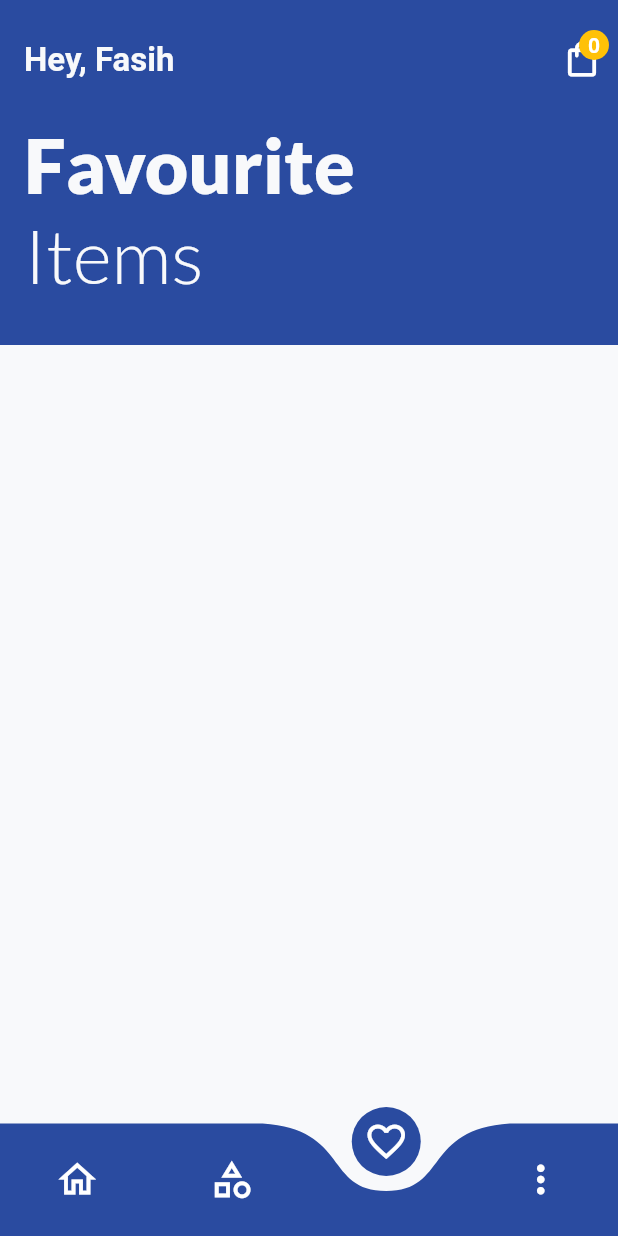
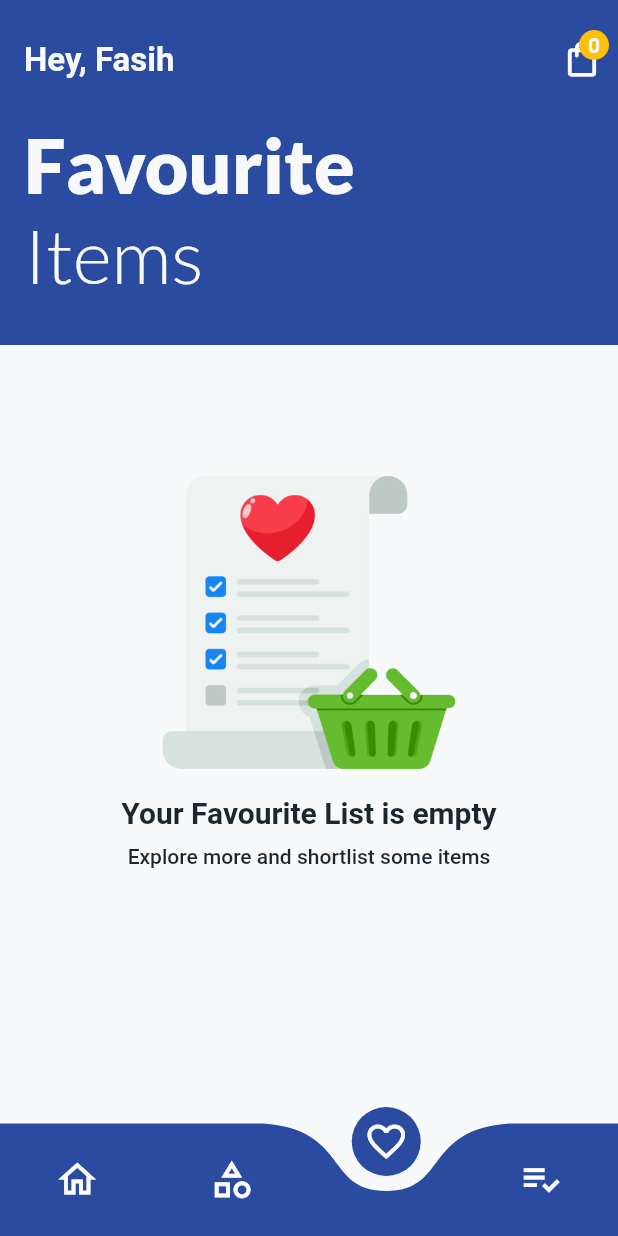
Before and after one commit to muhammadfasih001/Ecommerce-Grocerry-Shopping-App, a Flutter app: the CurvedNavigationBottom screen opened directly, item 3 of the bottom bar chosen, on a phone screen of 412 x 824 dp. Run offline on Flutter 3.47's test engine with Material 2 defaults, Android fonts, the phone set to English and light mode, and no system bars; drawn by our look-alikes of curved_navigation_bar; our stand-ins replace google_fonts; missing offline and left inert: animated_rating_stars; network calls fail.

```diff
--- a/lib/screens/get started view/Bottom Navigation bar/curved_navigation.dart
+++ b/lib/screens/get started view/Bottom Navigation bar/curved_navigation.dart
@@ -4,7 +4,7 @@ import 'package:flutter_groccery_app/constant/App.colors.dart';
 import 'package:flutter_groccery_app/screens/get%20started%20view/Bottom%20Navigation%20bar/screens/Categories%20Page%20View/categorries_page.dart';
 import 'package:flutter_groccery_app/screens/get%20started%20view/Bottom%20Navigation%20bar/screens/Favourite%20Page%20View/favourite_page.dart';
 import 'package:flutter_groccery_app/screens/get%20started%20view/Bottom%20Navigation%20bar/screens/Home%20Page%20View/home_page_view.dart';
-import 'package:flutter_groccery_app/screens/get%20started%20view/Bottom%20Navigation%20bar/screens/More%20Page%20View/more_page.dart';
+import 'package:flutter_groccery_app/screens/get%20started%20view/Bottom%20Navigation%20bar/screens/Order%20Page%20View/order_page.dart';
 
 class CurvedNavigationBottom extends StatefulWidget {
   const CurvedNavigationBottom({super.key});
@@ -20,7 +20,7 @@ class _CurvedNavigationBottomState extends State<CurvedNavigationBottom> {
     const HomePageView(),
     const CategorriesPageView(),
     FavouritePageView(favoriteItems: favItems),
-    const MorePageView(),
+    const OrderPageView(),
   ];
 
   _onTabTapped(int index) {
@@ -59,7 +59,7 @@ class _CurvedNavigationBottomState extends State<CurvedNavigationBottom> {
               color: Colors.white,
             ),
             Icon(
-              Icons.more_vert_outlined,
+              Icons.playlist_add_check,
               size: 30,
               color: Colors.white,
             ),
--- a/lib/screens/get started view/Bottom Navigation bar/screens/Favourite Page View/favourite_page.dart
+++ b/lib/screens/get started view/Bottom Navigation bar/screens/Favourite Page View/favourite_page.dart
@@ -113,14 +113,40 @@ class _FavouritePageViewState extends State<FavouritePageView> {
                 ],
               ),
             ),
-            ListView.builder(
+            widget.favoriteItems.isEmpty
+                ? Column(
+                    children: [
+                      Center(
+                        child: Padding(
+                          padding: const EdgeInsets.only(top: 70),
+                          child: Image.asset(
+                            "assets/images/fvempty.png",
+                            height: 230,
+                          ),
+                        ),
+                      ),
+                      Text(
+                        "Your Favourite List is empty",
+                        style: CustomTextStyle20.h1SemiBold20,
+                      ),
+                      SizedBox(
+                        height: 10,
+                      ),
+                      Text(
+                        "Explore more and shortlist some items",
+                        style: CustomTextStyle14.h1Medium14,
+                        textAlign: TextAlign.center,
+                      ),
+                    ],
+                  )
+                : ListView.builder(
                     shrinkWrap: true,
                     physics: NeverScrollableScrollPhysics(),
                     itemCount: widget.favoriteItems.length,
                     itemBuilder: (context, index) {
                       bool isFavorite = homePageProductData[index]["isFav"];
                       Color itemColor = isFavorite == true
-                    ? AppColors.orangeLite
+                          ? Colors.red
                           : AppDarkColors.black10;
                       return ListTile(
                         leading: CircleAvatar(
@@ -150,7 +176,8 @@ class _FavouritePageViewState extends State<FavouritePageView> {
                               } else {
                                 // If it's not a favorite, add it to favorites
                                 homePageProductData[index]["isFav"] = true;
-                          widget.favoriteItems.add(homePageProductData[index]);
+                                widget.favoriteItems
+                                    .add(homePageProductData[index]);
                               }
                             });
                           },
--- a/lib/screens/get started view/Bottom Navigation bar/screens/Home Page View/home page widget/home_page_grid_item.dart
+++ b/lib/screens/get started view/Bottom Navigation bar/screens/Home Page View/home page widget/home_page_grid_item.dart
@@ -86,7 +86,7 @@ class _HomePageGridItemState extends State<HomePageGridItem> {
         itemBuilder: (context, index) {
           bool isFavorite = homePageProductData[index]["isFav"];
           Color itemColor =
-              isFavorite == true ? AppColors.orangeLite : AppDarkColors.black10;
+              isFavorite == true ? Colors.red : AppDarkColors.black10;
 
           return Stack(
             children: [
```
Also changed, not shown: lib/screens/get started view/Bottom Navigation bar/screens/Add To Cart Page View/Add to Cart Widget/Add Card Page View/add_card_page_view.dart (+14 -1 lines), lib/screens/get started view/Bottom Navigation bar/screens/Add To Cart Page View/Add to Cart Widget/Payment Page View/payment_page_view.dart (added, +33 -0 lines), lib/screens/get started view/Bottom Navigation bar/screens/Add To Cart Page View/Add to Cart Widget/add_to_cart_page.dart (+26 -7 lines), lib/screens/get started view/Bottom Navigation bar/screens/More Page View/more_page.dart (deleted, +0 -21 lines), lib/screens/get started view/Bottom Navigation bar/screens/Order Page View/order_page.dart (added, +35 -0 lines), assets/images/empty.png, assets/images/fvempty.png (added). Lines whose indentation alone changed are shown as unchanged.
